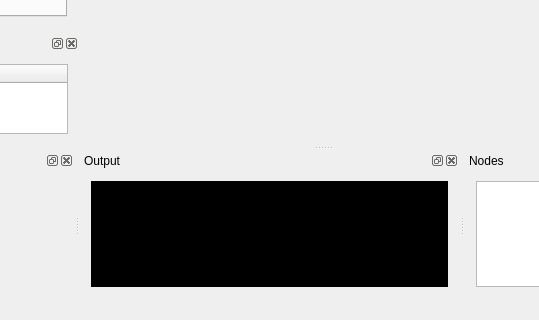
The window that applications/TexturePainter/TexturePainter.ui (billhj/Etoile2015) describes before a commit, drawn with Qt 5; both pictures show x 199 to 738 and y 329 to 649 of the 1043 by 649 pixel window.
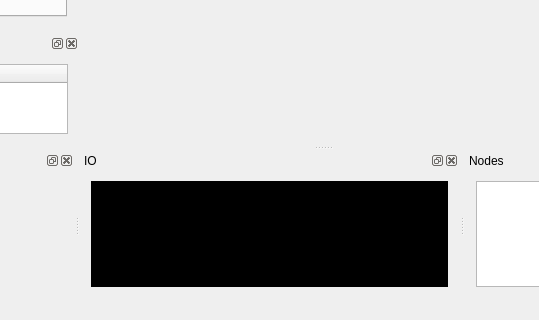
The same window after the commit. Icons and pictures are not drawn. Custom widgets are drawn as their Qt base class.

Diff of the .ui file:
```diff
--- a/applications/TexturePainter/TexturePainter.ui
+++ b/applications/TexturePainter/TexturePainter.ui
@@ -960,7 +960,7 @@
     </size>
    </property>
    <property name="windowTitle">
-    <string>Output</string>
+    <string>IO</string>
    </property>
    <attribute name="dockWidgetArea">
     <number>8</number>
```
Left out of the diff: 12 changed lines with no effect on the pictures.
